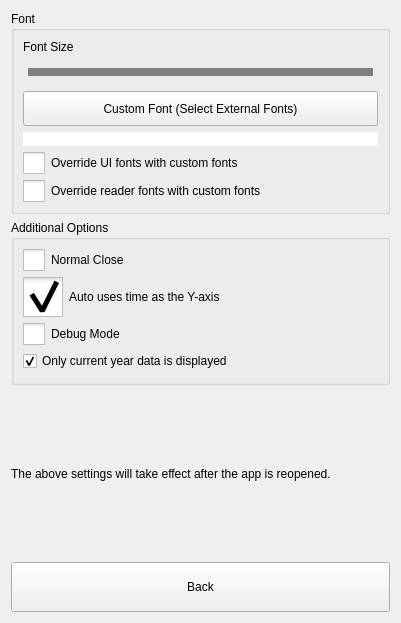
First picture: the form in src/Preferences.ui, repository ic005k/Knot-Legacy, before the edit.
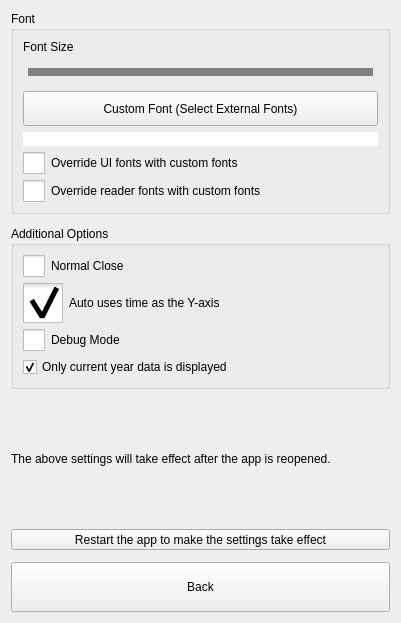
Second picture: the form after the edit. Icons and pictures are not drawn.

```diff
--- a/src/Preferences.ui
+++ b/src/Preferences.ui
@@ -14,6 +14,9 @@
    <string>Dialog</string>
   </property>
   <layout class="QVBoxLayout" name="verticalLayout_2">
+   <property name="spacing">
+    <number>12</number>
+   </property>
    <item>
     <widget class="QGroupBox" name="gboxFont">
      <property name="title">
@@ -233,6 +236,19 @@
      </property>
     </widget>
    </item>
+   <item>
+    <widget class="QToolButton" name="btnReStart">
+     <property name="sizePolicy">
+      <sizepolicy hsizetype="Preferred" vsizetype="Fixed">
+       <horstretch>0</horstretch>
+       <verstretch>0</verstretch>
+      </sizepolicy>
+     </property>
+     <property name="text">
+      <string>Restart the app to make the settings take effect</string>
+     </property>
+    </widget>
+   </item>
    <item>
     <widget class="QToolButton" name="btnBack">
      <property name="sizePolicy">
```
